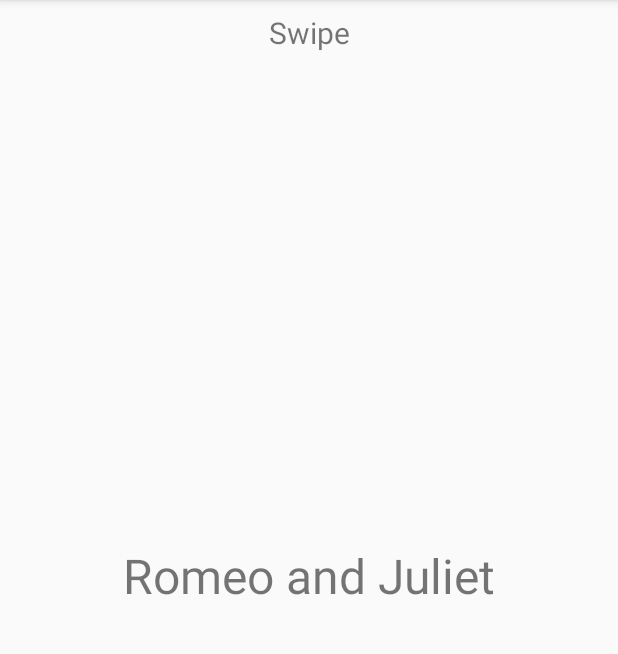
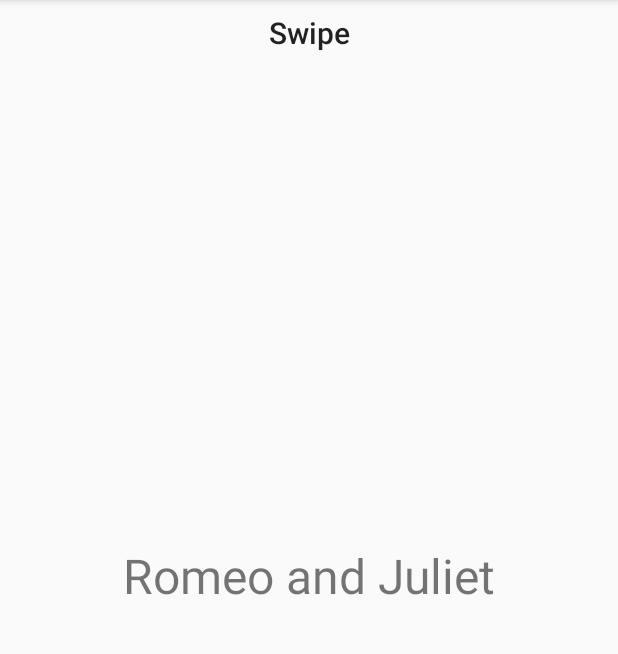
Before and after one commit to dsh3406/AudioBookUpdated, an Android app: the screen it shows after launch (MainActivity), on a phone screen of 412 x 824 dp, the part 84-738 px from its top. Run offline under Robolectric (Android 15) with nearby library versions, the phone set to English and light mode, and no system bars.

```diff
--- a/app/src/main/res/layout/fragment_view_pager.xml
+++ b/app/src/main/res/layout/fragment_view_pager.xml
@@ -15,5 +15,5 @@
         android:layout_width="match_parent"
         android:layout_height="match_parent"
         android:gravity="center_horizontal"
-        android:textSize="20sp" />
+        android:textAppearance="@style/TextAppearance.AppCompat.Title" />
 </FrameLayout>
```
